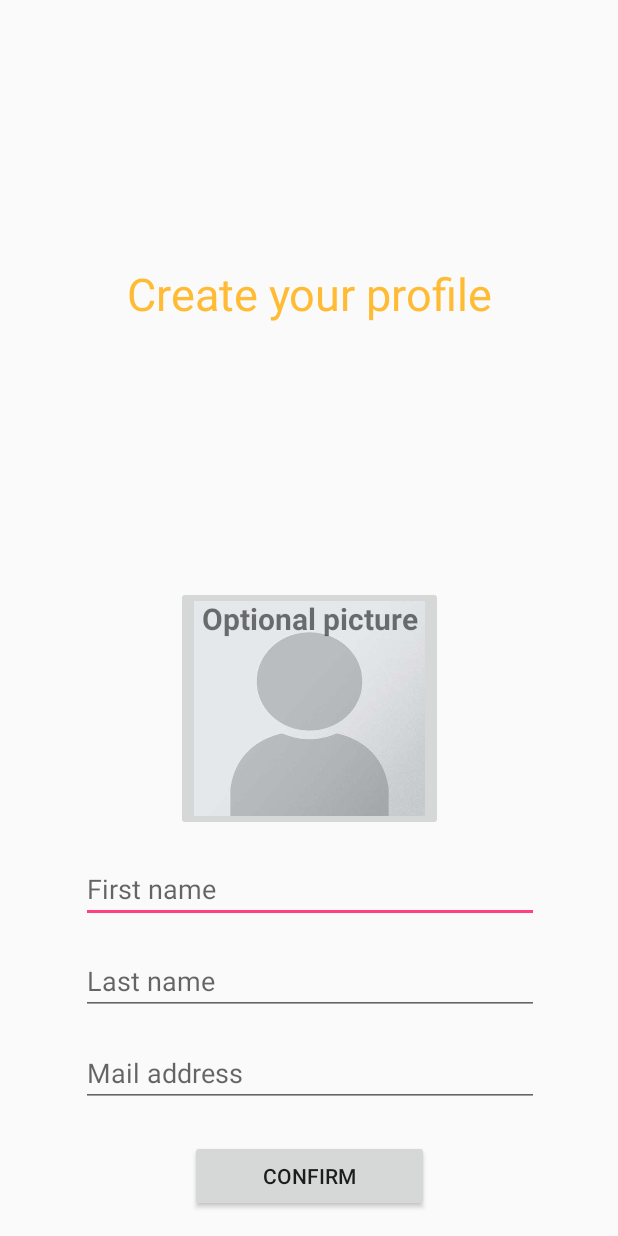
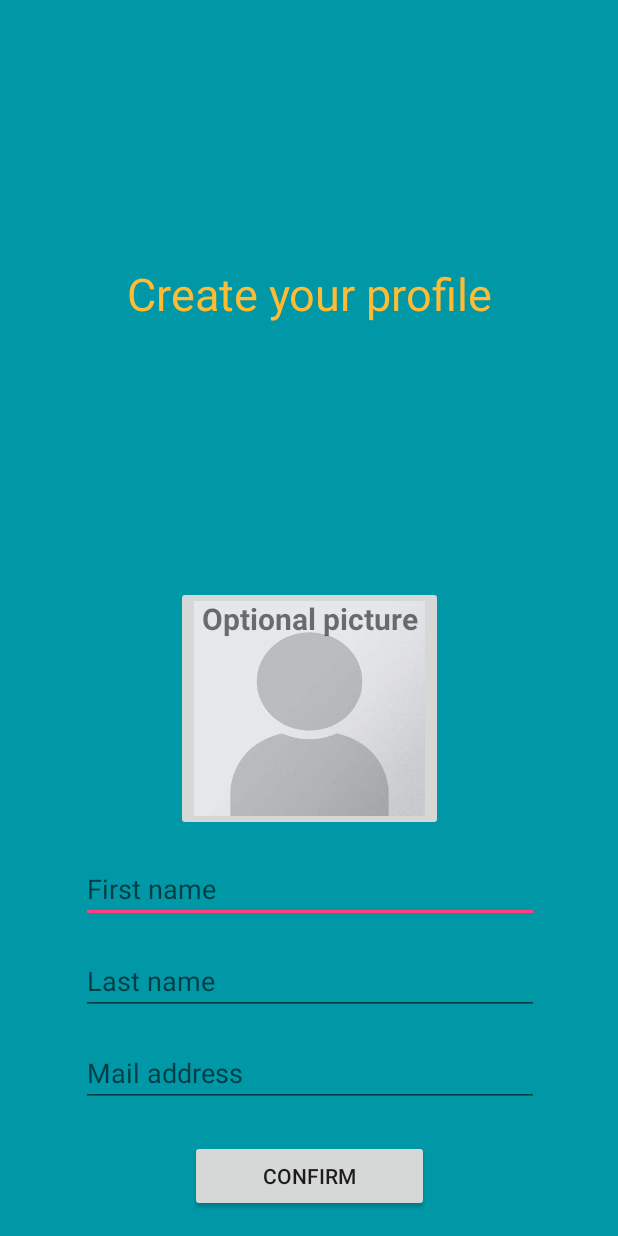
Before and after one commit to agobeaux/LSINF1225Groupe7, an Android app: the ProfileCreationActivity screen opened directly, with no data from a screen before it, after a tap on "CONFIRM", on a phone screen of 412 x 824 dp. Run offline under Robolectric (Android 15) with nearby library versions, the phone set to English and light mode, and no system bars.

Commit message:
Profile + backgrounds

```diff
--- a/MiniPoll/app/src/main/java/be/groupe7lsinf1225/minipoll/activity/LoginActivity.java
+++ b/MiniPoll/app/src/main/java/be/groupe7lsinf1225/minipoll/activity/LoginActivity.java
@@ -54,7 +54,7 @@ public class LoginActivity extends Activity implements TextView.OnEditorActionLi
 
         if(user != null) {
             if (user.login(password)) {
-                Intent intent = new Intent(this, ProfileCreationActivity.class);
+                Intent intent = new Intent(this, MainMenuActivity.class);
                 startActivity(intent);
             }
             else{
--- a/MiniPoll/app/src/main/java/be/groupe7lsinf1225/minipoll/activity/MainMenuActivity.java
+++ b/MiniPoll/app/src/main/java/be/groupe7lsinf1225/minipoll/activity/MainMenuActivity.java
@@ -14,4 +14,9 @@ public class MainMenuActivity extends AppCompatActivity {
         super.onCreate(savedInstanceState);
         setContentView(R.layout.activity_main_menu);
     }
+
+    public void consultProfile(View view) {
+        Intent intent = new Intent(this, ProfileConsultationActivity.class);
+        startActivity(intent);
+    }
 }
--- a/MiniPoll/app/src/main/java/be/groupe7lsinf1225/minipoll/activity/ProfileCreationActivity.java
+++ b/MiniPoll/app/src/main/java/be/groupe7lsinf1225/minipoll/activity/ProfileCreationActivity.java
@@ -31,7 +31,7 @@ public class ProfileCreationActivity extends Activity implements TextView.OnEdit
         mailaddressEditText.setOnEditorActionListener(this);
     }
 
-    public void createAccount(View view) {
+    public void createProfile(View view) {
         EditText firstnameEditText = findViewById(R.id.FirstName);
         String firstname = firstnameEditText.getText().toString();
         EditText lastnameEditText = findViewById(R.id.LastName);
@@ -45,7 +45,7 @@ public class ProfileCreationActivity extends Activity implements TextView.OnEdit
             //notification : Missing entry
         }
         else {
-            Intent intent = new Intent(this, LoginActivity.class);
+            Intent intent = new Intent(this, MainMenuActivity.class);
             String username = intent.getStringExtra("username");
             String password = intent.getStringExtra("password");
             //creation account
--- a/MiniPoll/app/src/main/res/layout/activity_account_creation.xml
+++ b/MiniPoll/app/src/main/res/layout/activity_account_creation.xml
@@ -4,6 +4,7 @@
     xmlns:tools="http://schemas.android.com/tools"
     android:layout_width="match_parent"
     android:layout_height="match_parent"
+    android:background="@color/colorBackground"
     tools:context="be.groupe7lsinf1225.minipoll.activity.AccountCreationActivity">
 
     <TextView
--- a/MiniPoll/app/src/main/res/layout/activity_login.xml
+++ b/MiniPoll/app/src/main/res/layout/activity_login.xml
@@ -4,6 +4,7 @@
     xmlns:tools="http://schemas.android.com/tools"
     android:layout_width="match_parent"
     android:layout_height="match_parent"
+    android:background="@color/colorBackground"
     tools:context="be.groupe7lsinf1225.minipoll.activity.LoginActivity">
 
     <LinearLayout
@@ -50,6 +51,7 @@
             android:layout_height="wrap_content"
             android:layout_gravity="center_horizontal"
             android:layout_marginTop="16dp"
+            android:onClick="login"
             android:text="@string/login"
             android:textAlignment="center"
             app:layout_constraintEnd_toEndOf="parent"
--- a/MiniPoll/app/src/main/res/layout/activity_main_menu.xml
+++ b/MiniPoll/app/src/main/res/layout/activity_main_menu.xml
@@ -4,6 +4,7 @@
     xmlns:tools="http://schemas.android.com/tools"
     android:layout_width="match_parent"
     android:layout_height="match_parent"
+    android:background="@color/colorBackground"
     tools:context="be.groupe7lsinf1225.minipoll.activity.MainMenuActivity">
 
 
@@ -42,6 +43,7 @@
             android:layout_column="0"
             android:layout_gravity="start|top"
             android:layout_row="0"
+            android:onClick="consultProfile"
             android:scaleType="fitXY"
             android:src="@drawable/menu_profile"
             tools:layout_editor_absoluteX="0dp"
--- a/MiniPoll/app/src/main/res/layout/activity_profile_creation.xml
+++ b/MiniPoll/app/src/main/res/layout/activity_profile_creation.xml
@@ -4,6 +4,7 @@
     xmlns:tools="http://schemas.android.com/tools"
     android:layout_width="match_parent"
     android:layout_height="match_parent"
+    android:background="@color/colorBackground"
     tools:context="be.groupe7lsinf1225.minipoll.activity.ProfileCreationActivity">
 
     <TextView
@@ -39,7 +40,7 @@
             android:id="@+id/Confirm"
             android:layout_width="match_parent"
             android:layout_height="wrap_content"
-            android:onClick="createAccount"
+            android:onClick="createProfile"
             android:text="@string/confirm" />
     </LinearLayout>
 
--- a/MiniPoll/app/src/main/res/values/colors.xml
+++ b/MiniPoll/app/src/main/res/values/colors.xml
@@ -3,4 +3,6 @@
     <color name="colorPrimary">#3F51B5</color>
     <color name="colorPrimaryDark">#303F9F</color>
     <color name="colorAccent">#ff4081</color>
+    <color name="colorBackground">#0097A7</color>
+
 </resources>
--- a/MiniPoll/app/src/main/res/values/strings.xml
+++ b/MiniPoll/app/src/main/res/values/strings.xml
@@ -27,4 +27,8 @@
     <string name="mainmenu">Main menu</string>
     <string name="logout">Log out</string>
 
+    <!-- Profile Consultation Activity -->
+    <string name="modifypicture">Modify picture</string>
+    <string name="profile">Profile</string>
+
 </resources>
--- a/MiniPoll/app/src/main/res/values/styles.xml
+++ b/MiniPoll/app/src/main/res/values/styles.xml
@@ -8,4 +8,5 @@
         <item name="colorAccent">@color/colorAccent</item>
     </style>
 
+
 </resources>
```
Also changed, not shown: MiniPoll/app/src/main/AndroidManifest.xml (+4 -3 lines).
